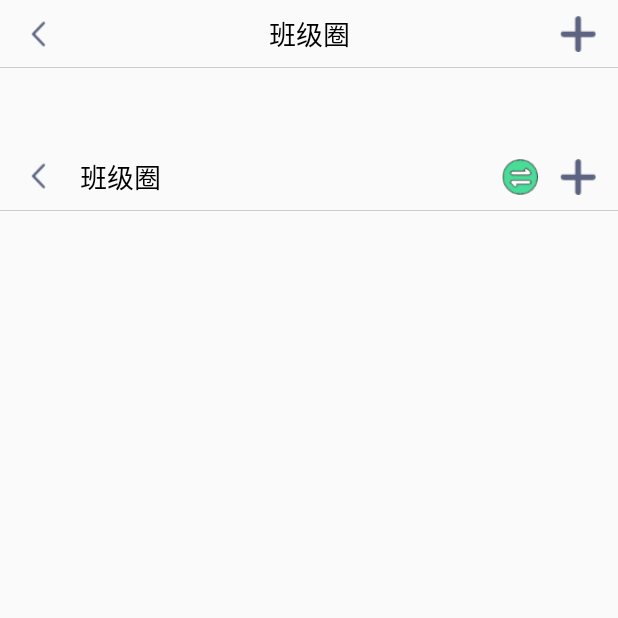
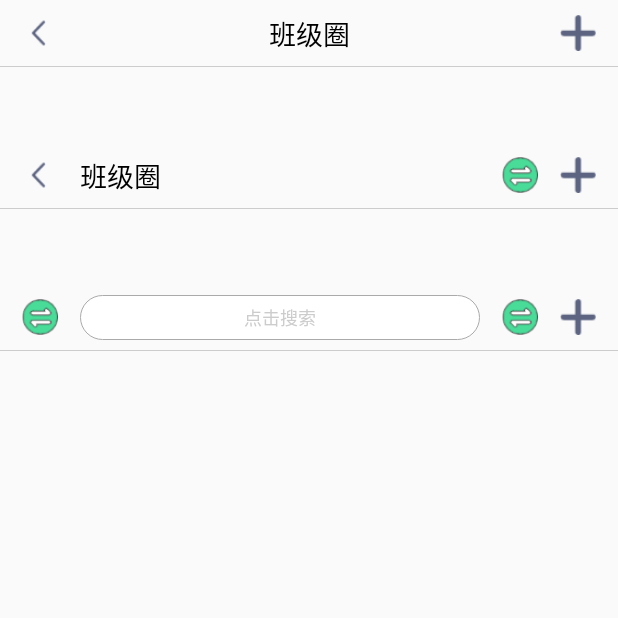
Before and after one commit to yanyanmm/YToolBar, an Android app: the screen it shows after launch (MainActivity), on a phone screen of 412 x 824 dp, the top half of it. Run offline under Robolectric (Android 15) with nearby library versions, the phone set to English and light mode, and no system bars.

Commit message:
简化方法调用

```diff
--- a/YToolBarLibrary/src/main/java/com/lihg/library/toolbar/YToolBar.java
+++ b/YToolBarLibrary/src/main/java/com/lihg/library/toolbar/YToolBar.java
@@ -4,6 +4,7 @@ import android.content.Context;
 import android.content.res.TypedArray;
 import android.graphics.Color;
 import android.util.AttributeSet;
+import android.util.TypedValue;
 import android.view.Gravity;
 import android.view.View;
 import android.view.ViewGroup;
@@ -19,6 +20,7 @@ public class YToolBar extends FrameLayout {
     private Context mContext;
 
     private boolean mBackViewHide;
+    private boolean mTitleViewHide;
     private boolean mLineViewHide;
     private int mHeight;
     private int mBackgroundColor;
@@ -27,6 +29,7 @@ public class YToolBar extends FrameLayout {
     private int mViewMargin;
     private int mImageWidth;
     private int mImageHeight;
+    private String mTitle;
 
     private LinearLayout mLeftLayout;
     private LinearLayout mMiddleLayout;
@@ -45,14 +48,16 @@ public class YToolBar extends FrameLayout {
         super(context, attrs, defStyleAttr);
         mContext = context.getApplicationContext();
         mBackViewHide = false;
+        mTitleViewHide = false;
         mLineViewHide = false;
-        mHeight = YDesityUtil.dp2px(mContext, 45);
+        mHeight = YDesityUtil.dp2px(mContext,45);
         mBackgroundColor = Color.TRANSPARENT;
-        mTextSize = 18;
+        mTextSize = YDesityUtil.sp2px(mContext,18);
         mTextColor = Color.BLACK;
-        mViewMargin = YDesityUtil.dp2px(mContext, 15);
-        mImageWidth = YDesityUtil.dp2px(mContext, 24);
-        mImageHeight = YDesityUtil.dp2px(mContext, 24);
+        mViewMargin = YDesityUtil.dp2px(mContext,15);
+        mImageWidth = YDesityUtil.dp2px(mContext,24);
+        mImageHeight = YDesityUtil.dp2px(mContext,24);
+        mTitle = null;
 
         this.initAttrs(attrs);
         this.initViews();
@@ -63,6 +68,7 @@ public class YToolBar extends FrameLayout {
     private void initAttrs(AttributeSet attrs) {
         TypedArray typedArray = mContext.obtainStyledAttributes(attrs, R.styleable.YToolBar);
         mBackViewHide = typedArray.getBoolean(R.styleable.YToolBar_toolbar_backView_hide, mBackViewHide);
+        mTitleViewHide = typedArray.getBoolean(R.styleable.YToolBar_toolbar_titleView_hide, mTitleViewHide);
         mLineViewHide = typedArray.getBoolean(R.styleable.YToolBar_toolbar_lineView_hide, mLineViewHide);
         mHeight = typedArray.getDimensionPixelSize(R.styleable.YToolBar_toolbar_height, mHeight);
         mBackgroundColor = typedArray.getColor(R.styleable.YToolBar_toolbar_backgroundColor, mBackgroundColor);
@@ -71,29 +77,15 @@ public class YToolBar extends FrameLayout {
         mViewMargin = typedArray.getDimensionPixelSize(R.styleable.YToolBar_toolbar_viewMargin, mViewMargin);
         mImageWidth = typedArray.getDimensionPixelSize(R.styleable.YToolBar_toolbar_imageWidth, mImageWidth);
         mImageHeight = typedArray.getDimensionPixelSize(R.styleable.YToolBar_toolbar_imageHeight, mImageHeight);
+        mTitle = typedArray.getString(R.styleable.YToolBar_toolbar_title);
         typedArray.recycle();
     }
 
     private void initViews() {
-        this.setLayoutParams(new LayoutParams(-1, mHeight));
-        this.setBackgroundColor(mBackgroundColor);
-
-        mTitleView = new TextView(mContext);
-        mTitleView.setLayoutParams(new LayoutParams(-1, -1));
-        mTitleView.setGravity(Gravity.CENTER);
-        mTitleView.setTextSize(18);
-        mTitleView.setTextColor(Color.BLACK);
-        this.addView(mTitleView);
-
-        mLineView = new View(mContext);
-        mLineView.setVisibility(mLineViewHide ? View.GONE : View.VISIBLE);
-        mLineView.setLayoutParams(new LayoutParams(-1, 1, Gravity.BOTTOM));
-        mLineView.setBackgroundColor(Color.LTGRAY);
-        this.addView(mLineView);
-
         LinearLayout layout = new LinearLayout(mContext);
-        layout.setLayoutParams(new LayoutParams(-1, -1));
+        layout.setLayoutParams(new LayoutParams(-1, mHeight));
         layout.setGravity(Gravity.CENTER_VERTICAL);
+        layout.setBackgroundColor(mBackgroundColor);
         this.addView(layout);
 
         mLeftLayout = new LinearLayout(mContext);
@@ -113,12 +105,54 @@ public class YToolBar extends FrameLayout {
         mRightLayout.setLayoutParams(new LinearLayout.LayoutParams(-2, -2));
         mRightLayout.setGravity(Gravity.CENTER_VERTICAL);
         layout.addView(mRightLayout);
+
+        mLineView = new View(mContext);
+        mLineView.setVisibility(mLineViewHide ? View.GONE : View.VISIBLE);
+        mLineView.setLayoutParams(new LayoutParams(-1, 1, Gravity.BOTTOM));
+        mLineView.setBackgroundColor(Color.LTGRAY);
+        this.addView(mLineView);
+
+        mTitleView = new TextView(mContext);
+        mTitleView.setVisibility(mTitleViewHide ? View.GONE : View.VISIBLE);
+        mTitleView.setLayoutParams(new LayoutParams(-1, -1));
+        mTitleView.setGravity(Gravity.CENTER);
+        if (mTitle != null) {
+            mTitleView.setText(mTitle);
+        }
+        mTitleView.setTextSize(TypedValue.COMPLEX_UNIT_PX, mTextSize);
+        mTitleView.setTextColor(Color.BLACK);
+        this.addView(mTitleView);
     }
 
     private void addBackView() {
         mBackView = createViewWithImage(R.mipmap.back);
         mBackView.setVisibility(mBackViewHide ? View.GONE : View.VISIBLE);
         this.addLeftView(mBackView);
+    }
+
+    public ImageView createViewWithImage(int resid) {
+        ImageView view = new ImageView(mContext);
+        view.setBackgroundColor(Color.TRANSPARENT);
+        view.setImageResource(resid);
+        return view;
+    }
+
+    public TextView createViewWithText(int resid) {
+        TextView view = new TextView(mContext);
+        view.setText(resid);
+        view.setTextSize(TypedValue.COMPLEX_UNIT_PX, mTextSize);
+        view.setTextColor(mTextColor);
+        view.setGravity(Gravity.CENTER);
+        return view;
+    }
+
+    public TextView createViewWithText(String text) {
+        TextView view = new TextView(mContext);
+        view.setText(text);
+        view.setTextSize(TypedValue.COMPLEX_UNIT_PX, mTextSize);
+        view.setTextColor(mTextColor);
+        view.setGravity(Gravity.CENTER);
+        return view;
     }
 
     public void addLeftView(View view) {
@@ -135,9 +169,52 @@ public class YToolBar extends FrameLayout {
             LinearLayout.LayoutParams params = new LinearLayout.LayoutParams(w, h);
             params.setMarginStart(marginStart);
             params.setMarginEnd(marginEnd);
+            params.gravity = Gravity.CENTER;
             view.setLayoutParams(params);
             mLeftLayout.addView(view);
         }
+    }
+
+    public void addLeftViewWithImage(int resid) {
+        this.addLeftViewWithImage(resid, null);
+    }
+
+    public void addLeftViewWithImage(int resid, View.OnClickListener listener) {
+        this.addLeftViewWithImage(resid, mViewMargin, 0, listener);
+    }
+
+    public void addLeftViewWithImage(int resid, int marginStart, int marginEnd, View.OnClickListener listener) {
+        ImageView view = this.createViewWithImage(resid);
+        view.setOnClickListener(listener);
+        this.addLeftView(view, marginStart, marginEnd);
+    }
+
+    public void addLeftViewWithText(int resid) {
+        this.addLeftViewWithText(resid, null);
+    }
+
+    public void addLeftViewWithText(int resid, View.OnClickListener listener) {
+        this.addLeftViewWithText(resid, mViewMargin, 0, listener);
+    }
+
+    public void addLeftViewWithText(int resid, int marginStart, int marginEnd, View.OnClickListener listener) {
+        TextView view = this.createViewWithText(resid);
+        view.setOnClickListener(listener);
+        this.addLeftView(view, marginStart, marginEnd);
+    }
+
+    public void addLeftViewWithText(String text) {
+        this.addLeftViewWithText(text, null);
+    }
+
+    public void addLeftViewWithText(String text, View.OnClickListener listener) {
+        this.addLeftViewWithText(text, mViewMargin, 0, listener);
+    }
+
+    public void addLeftViewWithText(String text, int marginStart, int marginEnd, View.OnClickListener listener) {
+        TextView view = this.createViewWithText(text);
+        view.setOnClickListener(listener);
+        this.addLeftView(view, marginStart, marginEnd);
     }
 
     public void addMiddleView(View view) {
@@ -160,32 +237,52 @@ public class YToolBar extends FrameLayout {
             LinearLayout.LayoutParams params = new LinearLayout.LayoutParams(w, h);
             params.setMarginStart(marginStart);
             params.setMarginEnd(marginEnd);
+            params.gravity = Gravity.CENTER;
             view.setLayoutParams(params);
             mRightLayout.addView(view);
         }
     }
 
-    public ImageView createViewWithImage(int resid) {
-        ImageView view = new ImageView(mContext);
-        view.setBackgroundColor(Color.TRANSPARENT);
-        view.setImageResource(resid);
-        return view;
+    public void addRightViewWithImage(int resid) {
+        this.addRightViewWithImage(resid, null);
     }
 
-    public TextView createViewWithText(int resid) {
-        TextView view = new TextView(mContext);
-        view.setText(resid);
-        view.setTextSize(mTextSize);
-        view.setTextColor(mTextColor);
-        return view;
+    public void addRightViewWithImage(int resid, View.OnClickListener listener) {
+        this.addRightViewWithImage(resid, 0, mViewMargin, listener);
     }
 
-    public TextView createViewWithText(String text) {
-        TextView view = new TextView(mContext);
-        view.setText(text);
-        view.setTextSize(mTextSize);
-        view.setTextColor(mTextColor);
-        return view;
+    public void addRightViewWithImage(int resid, int marginStart, int marginEnd, View.OnClickListener listener) {
+        ImageView view = this.createViewWithImage(resid);
+        view.setOnClickListener(listener);
+        this.addRightView(view, marginStart, marginEnd);
+    }
+
+    public void addRightViewWithText(int resid) {
+        this.addRightViewWithText(resid, null);
+    }
+
+    public void addRightViewWithText(int resid, View.OnClickListener listener) {
+        this.addRightViewWithText(resid, 0, mViewMargin, listener);
+    }
+
+    public void addRightViewWithText(int resid, int marginStart, int marginEnd, View.OnClickListener listener) {
+        TextView view = this.createViewWithText(resid);
+        view.setOnClickListener(listener);
+        this.addRightView(view, marginStart, marginEnd);
+    }
+
+    public void addRightViewWithText(String text) {
+        this.addRightViewWithText(text, null);
+    }
+
+    public void addRightViewWithText(String text, View.OnClickListener listener) {
+        this.addRightViewWithText(text, 0, mViewMargin, listener);
+    }
+
+    public void addRightViewWithText(String text, int marginStart, int marginEnd, View.OnClickListener listener) {
+        TextView view = this.createViewWithText(text);
+        view.setOnClickListener(listener);
+        this.addRightView(view, marginStart, marginEnd);
     }
 
     public View getLineView() {
--- a/YToolBarLibrary/src/main/res/values/values.xml
+++ b/YToolBarLibrary/src/main/res/values/values.xml
@@ -2,6 +2,7 @@
 <resources>
     <declare-styleable name="YToolBar">
         <attr format="boolean" name="toolbar_backView_hide"/>
+        <attr format="boolean" name="toolbar_titleView_hide"/>
         <attr format="boolean" name="toolbar_lineView_hide"/>
         <attr format="reference|color" name="toolbar_backgroundColor"/>
         <attr format="reference|color" name="toolbar_textColor"/>
@@ -10,5 +11,6 @@
         <attr format="dimension" name="toolbar_viewMargin"/>
         <attr format="dimension" name="toolbar_imageWidth"/>
         <attr format="dimension" name="toolbar_imageHeight"/>
+        <attr format="reference|string" name="toolbar_title"/>
     </declare-styleable>
 </resources>
--- a/app/src/main/java/com/lihg/toolbar/MainActivity.java
+++ b/app/src/main/java/com/lihg/toolbar/MainActivity.java
@@ -4,10 +4,12 @@ import android.graphics.Color;
 import android.os.Build;
 import android.support.v7.app.AppCompatActivity;
 import android.os.Bundle;
+import android.view.Gravity;
 import android.view.View;
 import android.widget.Button;
 import android.widget.ImageButton;
 import android.widget.ImageView;
+import android.widget.LinearLayout;
 import android.widget.TextView;
 import android.widget.Toast;
 
@@ -26,57 +28,67 @@ public class MainActivity extends AppCompatActivity {
         setContentView(R.layout.activity_main);
 
         YToolBar toolBar = findViewById(R.id.toolBar);
-        toolBar.getTitleView().setText("班级圈");
         toolBar.getBackView().setOnClickListener(new View.OnClickListener() {
             @Override
             public void onClick(View v) {
                 Toast.makeText(getApplicationContext(), "点击返回", Toast.LENGTH_LONG).show();
             }
         });
-        ImageView addView = toolBar.createViewWithImage(R.mipmap.btn_add);
-        addView.setOnClickListener(new View.OnClickListener() {
+        toolBar.addRightViewWithImage(R.mipmap.btn_add, new View.OnClickListener() {
             @Override
             public void onClick(View v) {
                 Toast.makeText(getApplicationContext(), "点击+", Toast.LENGTH_LONG).show();
             }
         });
-        toolBar.addRightView(addView);
 
 
         YToolBar toolBar2 = findViewById(R.id.toolBar2);
-        toolBar2.getTitleView().setVisibility(View.GONE);
         toolBar2.getBackView().setOnClickListener(new View.OnClickListener() {
             @Override
             public void onClick(View v) {
                 Toast.makeText(getApplicationContext(), "点击返回", Toast.LENGTH_LONG).show();
             }
         });
-        toolBar2.addLeftView(toolBar2.createViewWithText("班级圈"));
-        ImageView switchView2 = toolBar.createViewWithImage(R.mipmap.btn_switch);
-        switchView2.setOnClickListener(new View.OnClickListener() {
+        toolBar2.addLeftViewWithText("班级圈");
+        toolBar2.addRightViewWithImage(R.mipmap.btn_switch, new View.OnClickListener() {
             @Override
             public void onClick(View v) {
                 Toast.makeText(getApplicationContext(), "点击切换", Toast.LENGTH_LONG).show();
             }
         });
-        toolBar2.addRightView(switchView2);
-        ImageView addView2 = toolBar2.createViewWithImage(R.mipmap.btn_add);
-        addView2.setOnClickListener(new View.OnClickListener() {
+        toolBar2.addRightViewWithImage(R.mipmap.btn_add, new View.OnClickListener() {
             @Override
             public void onClick(View v) {
                 Toast.makeText(getApplicationContext(), "点击+", Toast.LENGTH_LONG).show();
             }
         });
-        toolBar2.addRightView(addView2);
 
-
-        /*TextView rightBtn2 = toolBar2.createViewWithText("切换");//Image(R.mipmap.btn_switch);
-        rightBtn2.setOnClickListener(new View.OnClickListener() {
+        YToolBar toolBar3 = findViewById(R.id.toolBar3);
+        toolBar3.addLeftViewWithImage(R.mipmap.btn_switch, new View.OnClickListener() {
             @Override
             public void onClick(View v) {
                 Toast.makeText(getApplicationContext(), "点击切换", Toast.LENGTH_LONG).show();
             }
         });
-        toolBar2.addRightView(rightBtn2);//*/
+        toolBar3.addRightViewWithImage(R.mipmap.btn_switch, new View.OnClickListener() {
+            @Override
+            public void onClick(View v) {
+                Toast.makeText(getApplicationContext(), "点击切换", Toast.LENGTH_LONG).show();
+            }
+        });
+        toolBar3.addRightViewWithImage(R.mipmap.btn_add, new View.OnClickListener() {
+            @Override
+            public void onClick(View v) {
+                Toast.makeText(getApplicationContext(), "点击+", Toast.LENGTH_LONG).show();
+            }
+        });
+        TextView tv = new TextView(this);
+        tv.setText("点击搜索");
+        tv.setTextColor(Color.LTGRAY);
+        tv.setTextSize(12);
+        tv.setGravity(Gravity.CENTER);
+        tv.setLayoutParams(new LinearLayout.LayoutParams(-1, YDesityUtil.dp2px(this, 30)));
+        tv.setBackgroundResource(R.drawable.editview_style);
+        toolBar3.addMiddleView(tv);
     }
 }
--- /dev/null
+++ b/app/src/main/res/drawable/editview_style.xml
@@ -0,0 +1,11 @@
+<?xml version="1.0" encoding="utf-8"?>
+<shape xmlns:android="http://schemas.android.com/apk/res/android"
+    android:shape="rectangle">
+    <solid android:color="@android:color/white"/>
+    <corners
+        android:topLeftRadius="15dp"
+        android:topRightRadius="15dp"
+        android:bottomLeftRadius="15dp"
+        android:bottomRightRadius="15dp"/>
+    <stroke android:width="0.2dp" android:color="@android:color/darker_gray" />
+</shape>
--- a/app/src/main/res/layout/activity_main.xml
+++ b/app/src/main/res/layout/activity_main.xml
@@ -8,14 +8,22 @@
     <com.lihg.library.toolbar.YToolBar
         android:id="@+id/toolBar"
         android:layout_width="match_parent"
-        android:layout_height="45dp"
-        android:background="@android:color/transparent"/>
+        android:layout_height="wrap_content"
+        app:toolbar_title="班级圈"/>
     <com.lihg.library.toolbar.YToolBar
         android:id="@+id/toolBar2"
         android:layout_width="match_parent"
-        android:layout_height="45dp"
+        android:layout_height="wrap_content"
         android:layout_marginTop="50dp"
-        android:background="@android:color/transparent"
+        app:toolbar_titleView_hide="true"
         app:layout_constraintTop_toBottomOf="@+id/toolBar"/>
+    <com.lihg.library.toolbar.YToolBar
+        android:id="@+id/toolBar3"
+        android:layout_width="match_parent"
+        android:layout_height="wrap_content"
+        android:layout_marginTop="50dp"
+        app:toolbar_backView_hide="true"
+        app:toolbar_titleView_hide="true"
+        app:layout_constraintTop_toBottomOf="@+id/toolBar2"/>
 
 </android.support.constraint.ConstraintLayout>
```
